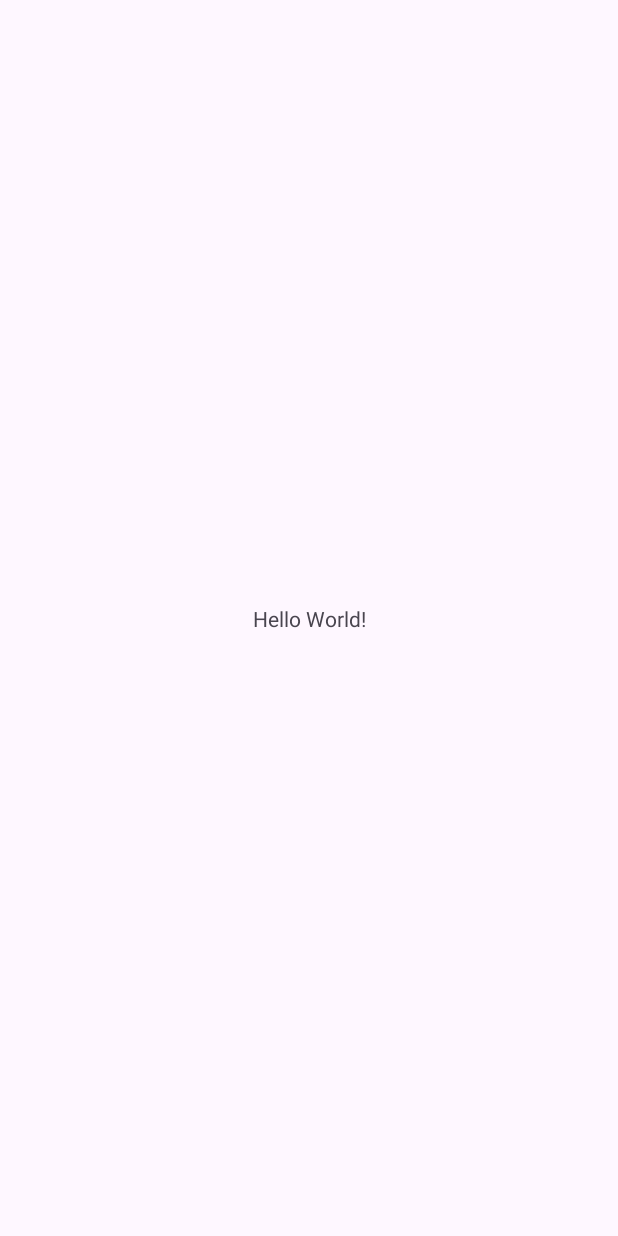
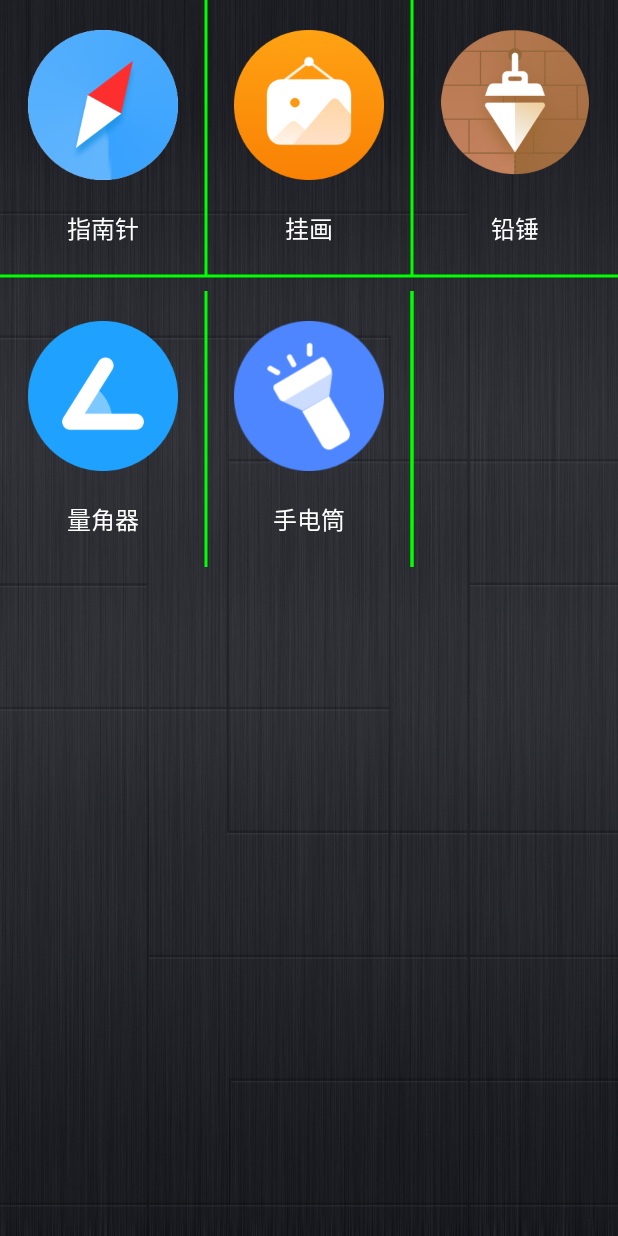
Before and after one commit to dearhj/ToolBag, an Android app: the screen it shows after launch (MainActivity), on a phone screen of 412 x 824 dp. Before the commit the screen is almost empty. Run offline under Robolectric (Android 15) with nearby library versions, the phone set to English and light mode, and no system bars.

Commit message:
add file

```diff
--- a/app/src/main/java/com/android/toolbag/MainActivity.kt
+++ b/app/src/main/java/com/android/toolbag/MainActivity.kt
@@ -1,20 +1,48 @@
 package com.android.toolbag
 
+import android.annotation.SuppressLint
 import android.os.Bundle
+import android.widget.SimpleAdapter
 import androidx.activity.enableEdgeToEdge
 import androidx.appcompat.app.AppCompatActivity
-import androidx.core.view.ViewCompat
-import androidx.core.view.WindowInsetsCompat
+import com.android.toolbag.widget.LineGridView
+import java.util.HashMap
+
 
 class MainActivity : AppCompatActivity() {
+    private var item: List<Map<String, Any>>? = null
+    private var simpleAdapter: SimpleAdapter? = null
+    private var stringName: Array<String>? = null
+    private var lineGridView: LineGridView? = null
+
+
+    @SuppressLint("Recycle")
     override fun onCreate(savedInstanceState: Bundle?) {
         super.onCreate(savedInstanceState)
         enableEdgeToEdge()
         setContentView(R.layout.activity_main)
-        ViewCompat.setOnApplyWindowInsetsListener(findViewById(R.id.main)) { v, insets ->
-            val systemBars = insets.getInsets(WindowInsetsCompat.Type.systemBars())
-            v.setPadding(systemBars.left, systemBars.top, systemBars.right, systemBars.bottom)
-            insets
+
+        lineGridView = findViewById(R.id.tools_app)
+
+
+        stringName = getResources().getStringArray(R.array.action_name)
+        val obtainTypedArray = getResources().obtainTypedArray(R.array.actions_images)
+        val length = obtainTypedArray.length()
+        val actionImageResIds = IntArray(length)
+        for (i in 0 until length) {
+            actionImageResIds[i] = obtainTypedArray.getResourceId(i, 0) // 获取drawable资源的ID
         }
+        obtainTypedArray.recycle()
+        item = ArrayList()
+        for (i in actionImageResIds.indices) {
+            val hashMap = HashMap<String, Any>()
+            hashMap["img"] = Integer.valueOf(actionImageResIds[i])
+            hashMap["text"] = stringName!![i]
+            (item as ArrayList<Map<String, Any>>).add(hashMap)
+        }
+
+        val iArr = intArrayOf(R.id.img, R.id.text)
+        simpleAdapter = SimpleAdapter(this, item, R.layout.gridview_item, arrayOf("img", "text"), iArr)
+        lineGridView?.adapter = simpleAdapter
     }
 }
--- /dev/null
+++ b/app/src/main/java/com/android/toolbag/widget/LineGridView.java
@@ -0,0 +1,66 @@
+package com.android.toolbag.widget;
+
+import android.content.Context;
+import android.graphics.Canvas;
+import android.graphics.Color;
+import android.graphics.Paint;
+import android.util.AttributeSet;
+import android.view.View;
+import android.widget.GridView;
+
+/* loaded from: classes.dex */
+public class LineGridView extends GridView {
+
+    /* renamed from: b  reason: collision with root package name */
+    private Context mContext;
+
+    public LineGridView(Context context) {
+        super(context);
+        this.mContext = context;
+    }
+
+    @Override // android.widget.AbsListView, android.view.ViewGroup, android.view.View
+    protected void dispatchDraw(Canvas canvas) {
+        super.dispatchDraw(canvas);
+//        if (this.f2227b.getResources().getBoolean(R.bool.config_show_gridview_divide)) {
+            int width = getWidth() / getChildAt(0).getWidth();
+            int childCount = getChildCount();
+            Paint paint = new Paint();
+            paint.setStrokeWidth(3.0f);
+            paint.setStyle(Paint.Style.STROKE);
+//            paint.setColor(getContext().getResources().getColor(R.color.gridview_divide));
+            paint.setColor(Color.GREEN);
+            int i2 = 0;
+            while (i2 < childCount) {
+                View childAt = getChildAt(i2);
+                int i3 = i2 + 1;
+                if (i3 % width == 0) {
+                    canvas.drawLine(childAt.getLeft(), childAt.getBottom(), childAt.getRight(), childAt.getBottom(), paint);
+                } else if (i3 > childCount - (childCount % width)) {
+                    canvas.drawLine(childAt.getRight(), childAt.getTop(), childAt.getRight(), childAt.getBottom(), paint);
+                } else {
+                    canvas.drawLine(childAt.getRight(), childAt.getTop(), childAt.getRight(), childAt.getBottom(), paint);
+                    canvas.drawLine(childAt.getLeft(), childAt.getBottom(), childAt.getRight(), childAt.getBottom(), paint);
+                }
+                i2 = i3;
+            }
+            int i4 = childCount % width;
+            if (i4 != 0) {
+                for (int i5 = 0; i5 < width - i4; i5++) {
+                    View childAt2 = getChildAt(childCount - 1);
+                    canvas.drawLine(childAt2.getRight() + (childAt2.getWidth() * i5), childAt2.getTop(), childAt2.getRight() + (childAt2.getWidth() * i5), childAt2.getBottom(), paint);
+                }
+            }
+//        }
+    }
+
+    public LineGridView(Context context, AttributeSet attributeSet) {
+        super(context, attributeSet);
+        this.mContext = context;
+    }
+
+    public LineGridView(Context context, AttributeSet attributeSet, int i2) {
+        super(context, attributeSet, i2);
+        this.mContext = context;
+    }
+}
--- a/app/src/main/res/layout/activity_main.xml
+++ b/app/src/main/res/layout/activity_main.xml
@@ -1,19 +1,17 @@
 <?xml version="1.0" encoding="utf-8"?>
-<androidx.constraintlayout.widget.ConstraintLayout xmlns:android="http://schemas.android.com/apk/res/android"
-    xmlns:app="http://schemas.android.com/apk/res-auto"
-    xmlns:tools="http://schemas.android.com/tools"
-    android:id="@+id/main"
+<RelativeLayout xmlns:android="http://schemas.android.com/apk/res/android"
     android:layout_width="match_parent"
     android:layout_height="match_parent"
-    tools:context=".MainActivity">
+    android:background="@drawable/background">
 
-    <TextView
-        android:layout_width="wrap_content"
-        android:layout_height="wrap_content"
-        android:text="Hello World!"
-        app:layout_constraintBottom_toBottomOf="parent"
-        app:layout_constraintEnd_toEndOf="parent"
-        app:layout_constraintStart_toStartOf="parent"
-        app:layout_constraintTop_toTopOf="parent" />
-
-</androidx.constraintlayout.widget.ConstraintLayout>
+    <com.android.toolbag.widget.LineGridView
+        android:id="@+id/tools_app"
+        android:layout_width="match_parent"
+        android:layout_height="match_parent"
+        android:layout_gravity="center"
+        android:clipToPadding="false"
+        android:numColumns="3"
+        android:scrollbarStyle="outsideOverlay"
+        android:stretchMode="columnWidth"
+        android:verticalSpacing="10dp" />
+</RelativeLayout>
--- /dev/null
+++ b/app/src/main/res/layout/gridview_item.xml
@@ -0,0 +1,26 @@
+<?xml version="1.0" encoding="utf-8"?>
+<LinearLayout xmlns:android="http://schemas.android.com/apk/res/android"
+    android:layout_width="match_parent"
+    android:layout_height="match_parent"
+    android:layout_gravity="center"
+    android:orientation="vertical">
+
+    <ImageView
+        android:id="@+id/img"
+        android:layout_width="100dp"
+        android:layout_height="100dp"
+        android:layout_gravity="center"
+        android:layout_marginTop="20dp"
+        android:src="@mipmap/ic_launcher" />
+
+    <TextView
+        android:id="@+id/text"
+        android:layout_width="wrap_content"
+        android:layout_height="wrap_content"
+        android:layout_gravity="center"
+        android:layout_marginTop="20dp"
+        android:layout_marginBottom="20dp"
+        android:gravity="center"
+        android:textColor="#fff"
+        android:textSize="16sp" />
+</LinearLayout>
--- a/app/src/main/res/values-night/themes.xml
+++ /dev/null
@@ -1,7 +0,0 @@
-<resources xmlns:tools="http://schemas.android.com/tools">
-    <!-- Base application theme. -->
-    <style name="Base.Theme.ToolBag" parent="Theme.Material3.DayNight.NoActionBar">
-        <!-- Customize your dark theme here. -->
-        <!-- <item name="colorPrimary">@color/my_dark_primary</item> -->
-    </style>
-</resources>
--- /dev/null
+++ b/app/src/main/res/values/arrays.xml
@@ -0,0 +1,17 @@
+<?xml version="1.0" encoding="utf-8"?>
+<resources>
+    <array name="actions_images">
+        <item>@drawable/icon_compass</item>
+        <item>@drawable/icon_handingpaint</item>
+        <item>@drawable/icon_plumb</item>
+        <item>@drawable/icon_protractor</item>
+        <item>@drawable/icon_torch</item>
+    </array>
+    <string-array name="action_name">
+        <item>指南针</item>
+        <item>挂画</item>
+        <item>铅锤</item>
+        <item>量角器</item>
+        <item>手电筒</item>
+    </string-array>
+</resources>
--- a/app/src/main/res/values/strings.xml
+++ b/app/src/main/res/values/strings.xml
@@ -1,3 +1,7 @@
 <resources>
     <string name="app_name">ToolBag</string>
+    <string name="app_name1">ToolBag</string>
+    <string name="app_name2">ToolBag</string>
+    <string name="app_name3">ToolBag</string>
+    <string name="app_name4">ToolBag</string>
 </resources>
```
Also changed, not shown: app/src/main/res/drawable/background.png (added), app/src/main/res/drawable/icon_compass.png (added), app/src/main/res/drawable/icon_gradienter.png (added), app/src/main/res/drawable/icon_handingpaint.png (added), app/src/main/res/drawable/icon_plumb.png (added), app/src/main/res/drawable/icon_protractor.png (added), app/src/main/res/drawable/icon_torch.png (added).
